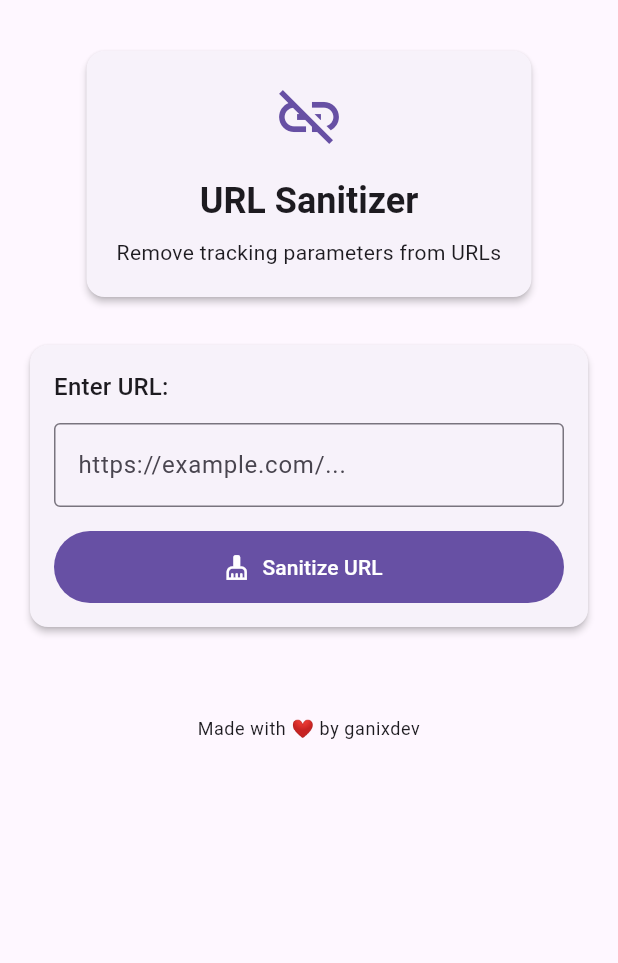
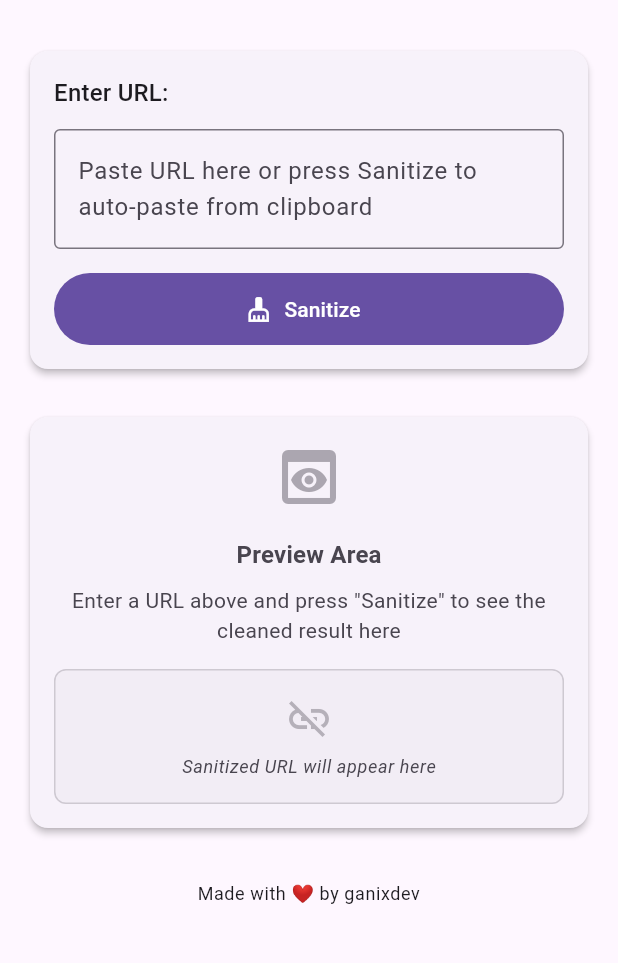
Before and after one commit to ganixdev/linksan, a Flutter app: the screen it shows after launch, on a phone screen of 412 x 824 dp, the part 63-1026 px from its top. Run offline on Flutter 3.47's test engine with Material 3 defaults, Android fonts, the phone set to English and light mode, and no system bars; our stand-ins replace fluttertoast, share_plus; missing offline and left inert: clipboard; project files that could hold a hidden picture were left out.

Commit message:
Update main page and gitignore

```diff
--- a/lib/main.dart
+++ b/lib/main.dart
@@ -204,143 +204,67 @@ class _HomePageState extends State<HomePage> with AutomaticKeepAliveClientMixin
     }
   }
 
-  @override
-  Widget build(BuildContext context) {
-    super.build(context); // Required for AutomaticKeepAliveClientMixin
-
-    return Scaffold(
-      appBar: AppBar(
-        title: const Text('LinkSan'),
-        centerTitle: true,
-        backgroundColor: Colors.transparent,
-        elevation: 0,
+  // Build the preview content when no URL has been processed
+  Widget _buildPreviewContent() {
+    return Column(
+      children: [
+        Icon(
+          Icons.preview,
+          size: 48,
+          color: Theme.of(context).colorScheme.outline.withValues(alpha: 0.6),
         ),
-      body: SafeArea(
-        child: SingleChildScrollView(
+        const SizedBox(height: 16),
+        Text(
+          'Preview Area',
+          style: Theme.of(context).textTheme.titleMedium?.copyWith(
+            color: Theme.of(context).colorScheme.onSurfaceVariant,
+            fontWeight: FontWeight.w600,
+          ),
+        ),
+        const SizedBox(height: 8),
+        Text(
+          'Enter a URL above and press "Sanitize" to see the cleaned result here',
+          style: Theme.of(context).textTheme.bodyMedium?.copyWith(
+            color: Theme.of(context).colorScheme.onSurfaceVariant,
+          ),
+          textAlign: TextAlign.center,
+        ),
+        const SizedBox(height: 16),
+        Container(
+          width: double.infinity,
           padding: const EdgeInsets.all(16),
-          physics: const BouncingScrollPhysics(), // iOS-style scrolling
-          child: Column(
-            children: [
-              // Header Card - Simplified for performance
-              Card(
-                elevation: 2,
-                child: Padding(
-                  padding: const EdgeInsets.all(20),
+          decoration: BoxDecoration(
+            color: Theme.of(context).colorScheme.surfaceContainerHighest.withValues(alpha: 0.3),
+            borderRadius: BorderRadius.circular(8),
+            border: Border.all(
+              color: Theme.of(context).colorScheme.outline.withValues(alpha: 0.3),
+            ),
+          ),
           child: Column(
             children: [
               Icon(
                 Icons.link_off,
-                        size: 48,
-                        color: Theme.of(context).primaryColor,
-                      ),
-                      const SizedBox(height: 16),
-                      Text(
-                        'URL Sanitizer',
-                        style: Theme.of(context).textTheme.headlineSmall?.copyWith(
-                          fontWeight: FontWeight.bold,
-                        ),
+                size: 32,
+                color: Theme.of(context).colorScheme.outline.withValues(alpha: 0.5),
               ),
               const SizedBox(height: 8),
               Text(
-                        'Remove tracking parameters from URLs',
-                        style: Theme.of(context).textTheme.bodyMedium,
-                        textAlign: TextAlign.center,
-                      ),
-                      // Show preload status
-                      if (!_rulesPreloaded) ...[
-                        const SizedBox(height: 8),
-                        Row(
-                          mainAxisAlignment: MainAxisAlignment.center,
-                          children: [
-                            SizedBox(
-                              width: 12,
-                              height: 12,
-                              child: CircularProgressIndicator(
-                                strokeWidth: 2,
-                                color: Theme.of(context).primaryColor,
-                              ),
-                            ),
-                            const SizedBox(width: 8),
-                            Text(
-                              'Loading rules...',
-                              style: Theme.of(context).textTheme.bodySmall,
-                            ),
-                          ],
-                        ),
-                      ],
-                    ],
-                  ),
-                ),
-              ),
-
-              const SizedBox(height: 24),
-
-              // Input Section - Optimized
-              Card(
-                elevation: 2,
-                child: Padding(
-                  padding: const EdgeInsets.all(16),
-                  child: Column(
-                    crossAxisAlignment: CrossAxisAlignment.start,
-                    children: [
-                      Text(
-                        'Enter URL:',
-                        style: Theme.of(context).textTheme.titleMedium,
-                      ),
-                      const SizedBox(height: 12),
-                      TextField(
-                        controller: _urlController,
-                        decoration: InputDecoration(
-                          hintText: 'https://example.com/...',
-                          border: const OutlineInputBorder(),
-                          suffixIcon: _urlController.text.isNotEmpty
-                              ? IconButton(
-                                  icon: const Icon(Icons.clear),
-                                  onPressed: () => _urlController.clear(),
-                                )
-                              : null,
-                        ),
-                        keyboardType: TextInputType.url,
-                        textInputAction: TextInputAction.done,
-                        onSubmitted: (_) => _onSanitizePressed(),
-                        // Performance: Limit rebuilds
-                        enableSuggestions: false,
-                        autocorrect: false,
-                      ),
-                      const SizedBox(height: 16),
-                      SizedBox(
-                        width: double.infinity,
-                        height: 48,
-                        child: FilledButton.icon(
-                          onPressed: (_isProcessing || !_rulesPreloaded) ? null : _onSanitizePressed,
-                          icon: _isProcessing
-                              ? const SizedBox(
-                                  width: 20,
-                                  height: 20,
-                                  child: CircularProgressIndicator(strokeWidth: 2),
-                                )
-                              : const Icon(Icons.cleaning_services),
-                          label: Text(_isProcessing
-                              ? 'Processing...'
-                              : !_rulesPreloaded
-                                  ? 'Loading...'
-                                  : 'Sanitize URL'),
+                'Sanitized URL will appear here',
+                style: Theme.of(context).textTheme.bodySmall?.copyWith(
+                  color: Theme.of(context).colorScheme.onSurfaceVariant,
+                  fontStyle: FontStyle.italic,
                 ),
               ),
             ],
           ),
         ),
-              ),
+      ],
+    );
+  }
 
-              const SizedBox(height: 24),
-
-              // Results Section - Conditionally rendered for performance
-              if (_hasProcessedUrl) ...[
-                Card(
-                  elevation: 2,
-                  child: Padding(
-                    padding: const EdgeInsets.all(16),
-                    child: Column(
+  // Build the results content when a URL has been processed
+  Widget _buildResultsContent() {
+    return Column(
       crossAxisAlignment: CrossAxisAlignment.start,
       children: [
         // Status Badge
@@ -451,10 +375,105 @@ class _HomePageState extends State<HomePage> with AutomaticKeepAliveClientMixin
           ),
         ],
       ],
+    );
+  }
+
+  @override
+  Widget build(BuildContext context) {
+    super.build(context); // Required for AutomaticKeepAliveClientMixin
+
+    return Scaffold(
+      appBar: AppBar(
+        title: const Text('LinkSan'),
+        centerTitle: true,
+        backgroundColor: Colors.transparent,
+        elevation: 0,
+      ),
+      body: SafeArea(
+        child: SingleChildScrollView(
+          padding: const EdgeInsets.all(16),
+          physics: const BouncingScrollPhysics(), // iOS-style scrolling
+          child: Column(
+            children: [
+              // Input Section - Optimized
+              Card(
+                elevation: 2,
+                child: Padding(
+                  padding: const EdgeInsets.all(16),
+                  child: Column(
+                    crossAxisAlignment: CrossAxisAlignment.start,
+                    children: [
+                      Text(
+                        'Enter URL:',
+                        style: Theme.of(context).textTheme.titleMedium,
+                      ),
+                      const SizedBox(height: 12),
+                      TextField(
+                        controller: _urlController,
+                        decoration: InputDecoration(
+                          hintText: 'Paste URL here or press Sanitize to auto-paste from clipboard',
+                          hintMaxLines: 2,
+                          border: const OutlineInputBorder(),
+                          suffixIcon: _urlController.text.isNotEmpty
+                              ? IconButton(
+                                  icon: const Icon(Icons.clear),
+                                  onPressed: () {
+                                    setState(() {
+                                      _urlController.clear();
+                                      _hasProcessedUrl = false;
+                                      _sanitizedUrl = '';
+                                      _removedTrackers.clear();
+                                    });
+                                  },
+                                )
+                              : null,
+                        ),
+                        maxLines: null,
+                        minLines: 2,
+                        keyboardType: TextInputType.url,
+                        textInputAction: TextInputAction.done,
+                        onSubmitted: (_) => _onSanitizePressed(),
+                        // Performance: Limit rebuilds
+                        enableSuggestions: false,
+                        autocorrect: false,
+                      ),
+                      const SizedBox(height: 16),
+                      SizedBox(
+                        width: double.infinity,
+                        height: 48,
+                        child: FilledButton.icon(
+                          onPressed: (_isProcessing || !_rulesPreloaded) ? null : _onSanitizePressed,
+                          icon: _isProcessing
+                              ? const SizedBox(
+                                  width: 20,
+                                  height: 20,
+                                  child: CircularProgressIndicator(strokeWidth: 2),
+                                )
+                              : const Icon(Icons.cleaning_services),
+                          label: Text(_isProcessing
+                              ? 'Processing...'
+                              : !_rulesPreloaded
+                                  ? 'Loading...'
+                                  : 'Sanitize'),
+                        ),
+                      ),
+                    ],
                   ),
                 ),
               ),
-              ],
+
+              const SizedBox(height: 24),
+
+              // Preview/Results Section - Always present for better UX
+              Card(
+                elevation: 2,
+                child: Padding(
+                  padding: const EdgeInsets.all(16),
+                  child: _hasProcessedUrl
+                    ? _buildResultsContent()
+                    : _buildPreviewContent(),
+                ),
+              ),
 
               const SizedBox(height: 32),
 
```
Also changed, not shown: 5 other files. Lines whose indentation alone changed are shown as unchanged.
